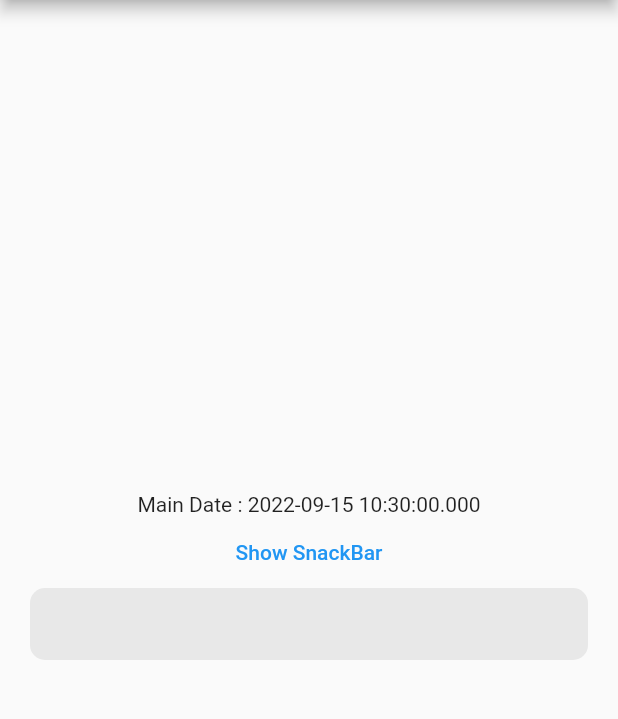
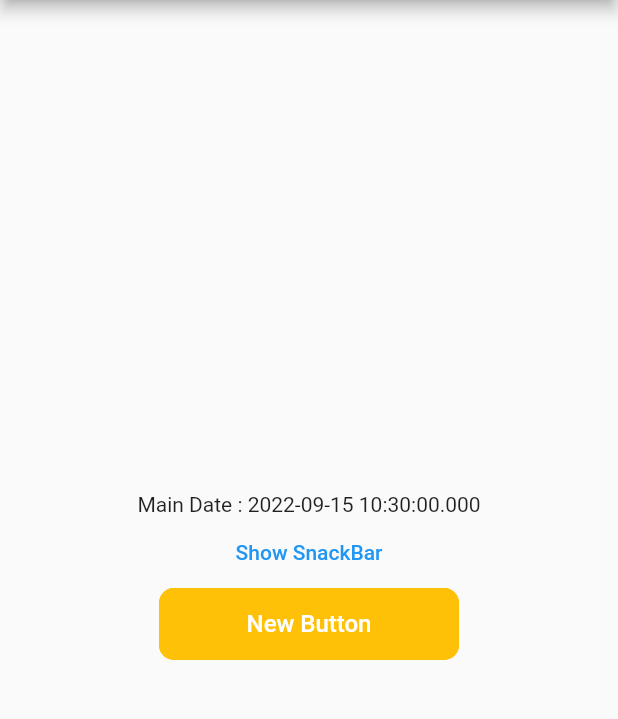
Before and after one commit to Zahid046/component_testing, a Flutter app: the screen it shows after launch, on a phone screen of 412 x 824 dp, the part 84-803 px from its top. Run offline on Flutter 3.47's test engine with Material 2 defaults, Android fonts, the phone set to English and light mode, and no system bars; our stand-ins replace dio; Roboto replaces fonts that are missing (Gilroy-SemiBold).

Commit message:
button changes

```diff
--- a/lib/components/text_button.dart
+++ b/lib/components/text_button.dart
@@ -7,7 +7,7 @@ class CustomButton extends StatelessWidget {
   final dynamic label;
   final GestureTapCallback? onPressed;
   final double? buttonWidth, buttonHeight, iconSize;
-  final Color? buttonColor;
+  final Color buttonColor;
   final Color? borderColor, iconColor;
   final bool isButtonInPopUp, autoFocus, isTextButton, isSmall;
   final IconData? labelIcon;
@@ -15,15 +15,15 @@ class CustomButton extends StatelessWidget {
 
   const CustomButton({
     Key? key,
-    this.buttonColor,
-    this.iconColor,
+    this.buttonColor = Colors.amber, // todo:: this will be primary color,
+    this.iconColor = Colors.grey, // todo:: this will be default icon color,
     this.borderColor,
     this.iconSize,
     required this.label,
     this.onPressed,
     this.buttonWidth,
     this.labelIcon,
-    this.buttonHeight,
+    this.buttonHeight = kButtonHeight,
     this.isButtonInPopUp = true,
     this.autoFocus = false,
     this.isTextButton = false,
@@ -56,7 +56,7 @@ class CustomButton extends StatelessWidget {
                 ? Colors.transparent
                 : (onPressed == null)
                     ? Colors.grey.withOpacity(0.2)
-                    : (borderColor ?? buttonColor ?? Colors.transparent), // todo:: transparent color will be changed to a primary color in future,
+                    : (borderColor ?? buttonColor),
             width: 1,
           ),
         ).copyWith(overlayColor: MaterialStateProperty.all(Colors.grey.withOpacity(.2))),
--- a/lib/main.dart
+++ b/lib/main.dart
@@ -1,3 +1,4 @@
+import 'package:component_testing/components/text_button.dart';
 import 'package:component_testing/components/text_field.dart';
 import 'package:component_testing/constants/dimensions.dart';
 import 'package:component_testing/constants/values.dart';
@@ -77,12 +78,11 @@ class MyHomePage extends StatelessWidget {
             ),
             Padding(
               padding: const EdgeInsets.symmetric(horizontal: kPaddingSize20),
-              child: CustomTextField(
-                textEditingController: TextEditingController(),
+              child: CustomButton(
+                label: 'New Button',
+                onPressed: () {},
               ),
             ),
-
-
           ],
         ),
       ),
```
